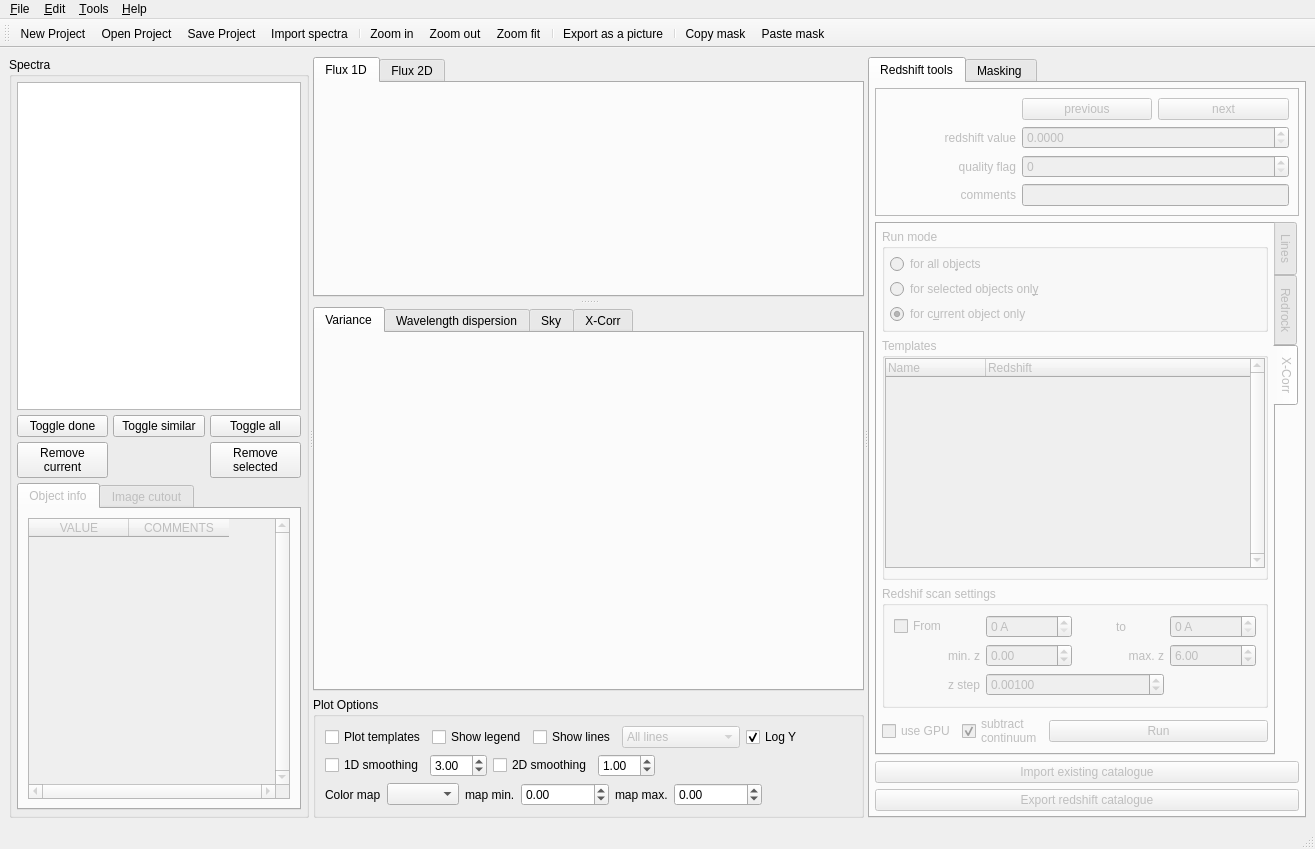
First picture: the form in src/redmost/ui/main_window.ui, repository mauritiusdadd/redmost, before the edit.
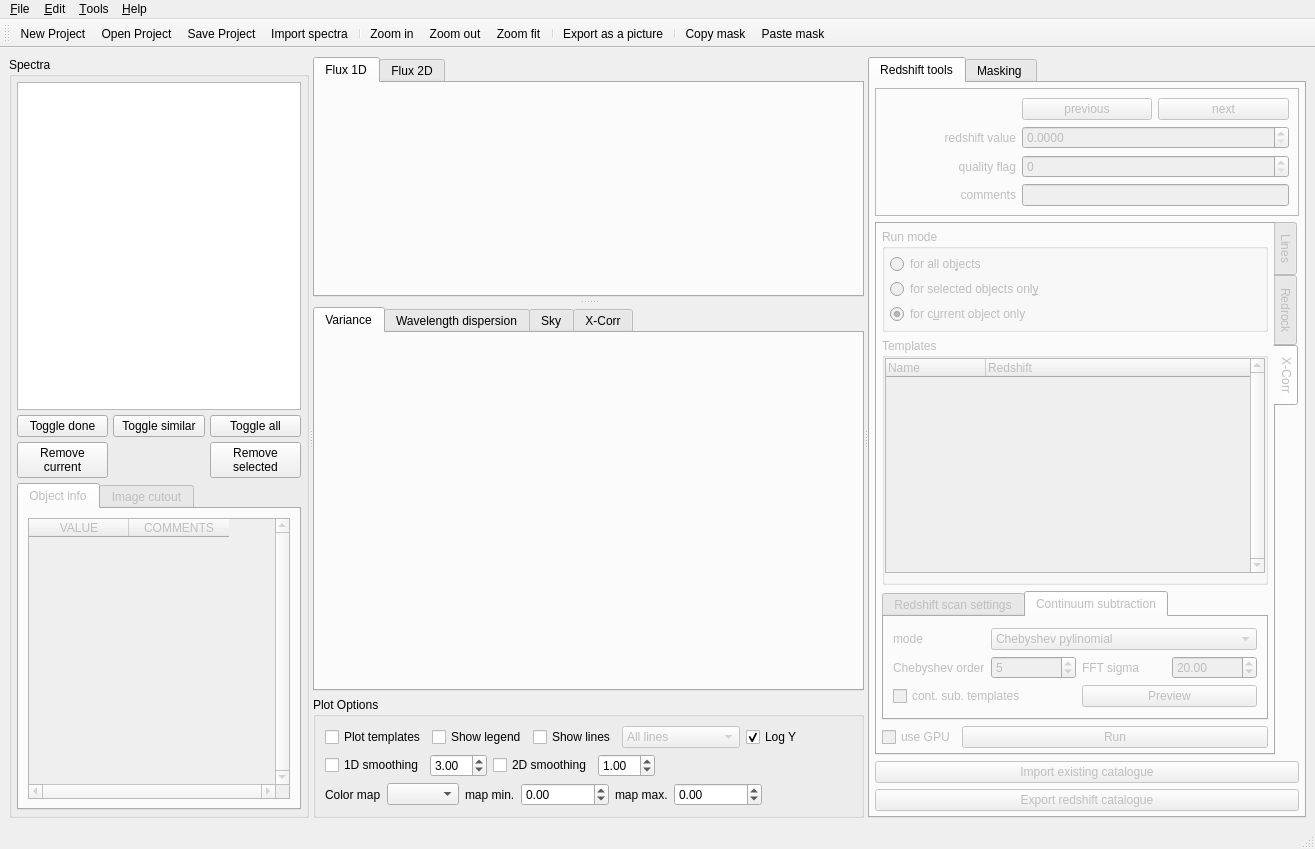
Second picture: the form after the edit. Icons and pictures are not drawn.

Commit message: Improve xcorr continuum subtraction

The edit to the form file:
```diff
--- a/src/redmost/ui/main_window.ui
+++ b/src/redmost/ui/main_window.ui
@@ -773,6 +773,9 @@
            <property name="currentIndex">
             <number>2</number>
            </property>
+           <property name="documentMode">
+            <bool>false</bool>
+           </property>
            <widget class="QWidget" name="tab_lines">
             <attribute name="title">
              <string>Lines</string>
@@ -1277,10 +1280,20 @@
               </widget>
              </item>
              <item>
-              <widget class="QGroupBox" name="groupBox_2">
-               <property name="title">
-                <string>Redshif scan settings</string>
+              <widget class="QTabWidget" name="xcorr_options_tab_widget">
+               <property name="sizePolicy">
+                <sizepolicy hsizetype="Expanding" vsizetype="Minimum">
+                 <horstretch>0</horstretch>
+                 <verstretch>0</verstretch>
+                </sizepolicy>
                </property>
+               <property name="currentIndex">
+                <number>1</number>
+               </property>
+               <widget class="QWidget" name="xcorr_redshift_scan_tab">
+                <attribute name="title">
+                 <string>Redshift scan settings</string>
+                </attribute>
                <layout class="QVBoxLayout" name="verticalLayout_13">
                 <item>
                  <layout class="QGridLayout" name="gridLayout_3">
@@ -1400,6 +1413,95 @@
                 </item>
                </layout>
               </widget>
+               <widget class="QWidget" name="xcorr_continuum_tab">
+                <attribute name="title">
+                 <string>Continuum subtraction</string>
+                </attribute>
+                <layout class="QVBoxLayout" name="verticalLayout_16">
+                 <item>
+                  <layout class="QGridLayout" name="gridLayout_10">
+                   <item row="2" column="3">
+                    <widget class="QDoubleSpinBox" name="xcorr_csub_fft_sigma_dspinbox">
+                     <property name="value">
+                      <double>20.000000000000000</double>
+                     </property>
+                    </widget>
+                   </item>
+                   <item row="2" column="2">
+                    <widget class="QLabel" name="label_24">
+                     <property name="text">
+                      <string>FFT sigma</string>
+                     </property>
+                    </widget>
+                   </item>
+                   <item row="2" column="0">
+                    <widget class="QLabel" name="label_23">
+                     <property name="text">
+                      <string>Chebyshev order</string>
+                     </property>
+                    </widget>
+                   </item>
+                   <item row="2" column="1">
+                    <widget class="QSpinBox" name="xcorr_csub_chebyshev_order_spinbox">
+                     <property name="value">
+                      <number>5</number>
+                     </property>
+                    </widget>
+                   </item>
+                   <item row="0" column="0">
+                    <widget class="QLabel" name="label_22">
+                     <property name="text">
+                      <string>mode</string>
+                     </property>
+                    </widget>
+                   </item>
+                   <item row="5" column="2" colspan="2">
+                    <widget class="QPushButton" name="xcorr_csub_preview_button">
+                     <property name="text">
+                      <string>Preview</string>
+                     </property>
+                    </widget>
+                   </item>
+                   <item row="0" column="1" colspan="3">
+                    <widget class="QComboBox" name="xcorr_csub_combobox">
+                     <property name="sizePolicy">
+                      <sizepolicy hsizetype="MinimumExpanding" vsizetype="Fixed">
+                       <horstretch>0</horstretch>
+                       <verstretch>0</verstretch>
+                      </sizepolicy>
+                     </property>
+                     <property name="currentIndex">
+                      <number>1</number>
+                     </property>
+                     <item>
+                      <property name="text">
+                       <string>No</string>
+                      </property>
+                     </item>
+                     <item>
+                      <property name="text">
+                       <string>Chebyshev pylinomial</string>
+                      </property>
+                     </item>
+                     <item>
+                      <property name="text">
+                       <string>FFT smoothing</string>
+                      </property>
+                     </item>
+                    </widget>
+                   </item>
+                   <item row="5" column="0" colspan="2">
+                    <widget class="QCheckBox" name="xcorr_csub_templates_checkbox">
+                     <property name="text">
+                      <string>cont. sub. templates</string>
+                     </property>
+                    </widget>
+                   </item>
+                  </layout>
+                 </item>
+                </layout>
+               </widget>
+              </widget>
              </item>
              <item>
               <layout class="QHBoxLayout" name="horizontalLayout">
@@ -1413,17 +1515,6 @@
                  </property>
                 </widget>
                </item>
-               <item>
-                <widget class="QCheckBox" name="xcorr_csub_checkbox">
-                 <property name="text">
-                  <string>subtract
-continuum</string>
-                 </property>
-                 <property name="checked">
-                  <bool>true</bool>
-                 </property>
-                </widget>
-               </item>
                <item>
                 <widget class="QPushButton" name="xcorr_run_button">
                  <property name="sizePolicy">
```
Left out of the diff: 3 changed lines with no effect on the pictures. Lines whose indentation alone changed are shown as unchanged. The commit also changes 2 other files.
